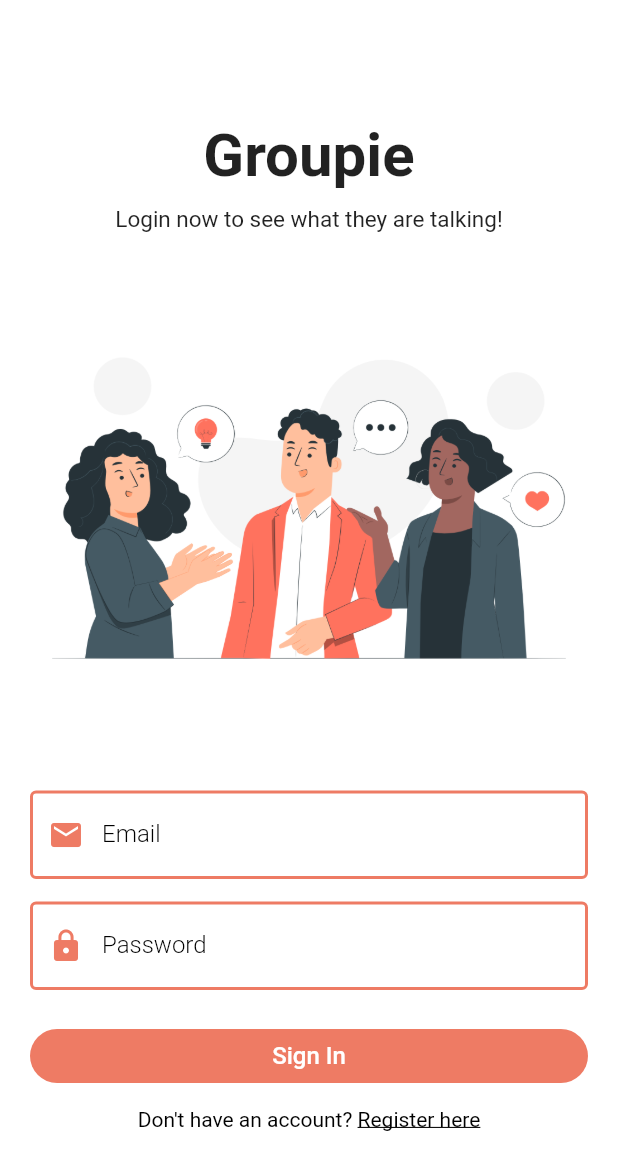
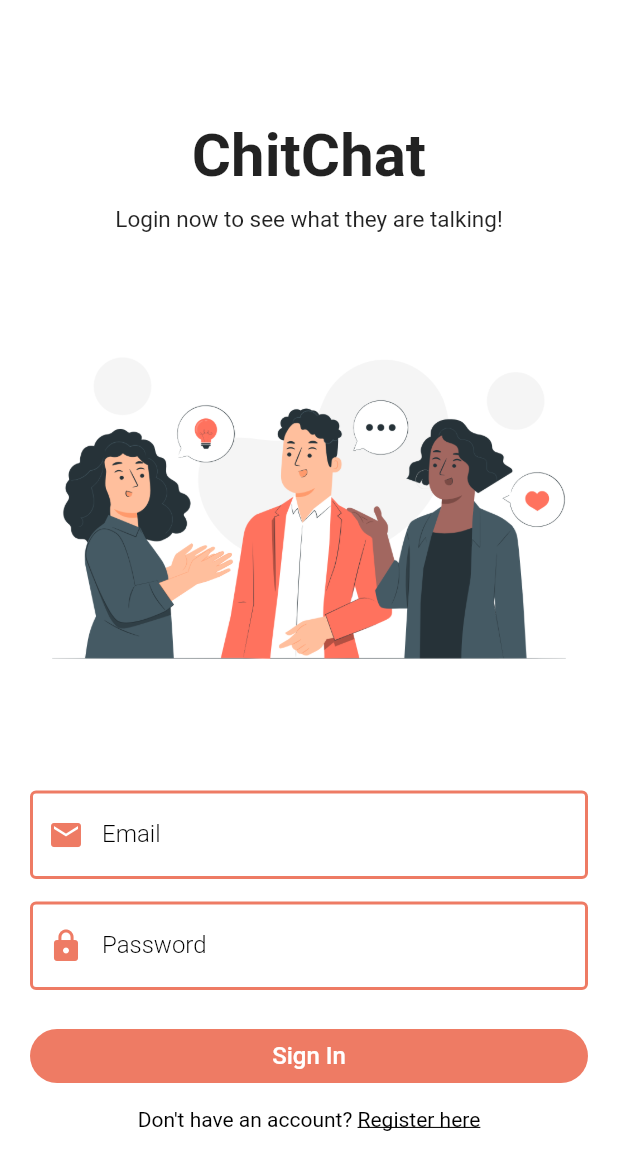
Before and after one commit to amegh-ts/chatapp, a Flutter app: the screen it shows after launch, on a phone screen of 412 x 824 dp. Shown: the top 1170 px of the screen. Run offline on Flutter 3.47's test engine with Material 2 defaults, Android fonts, the phone set to English and light mode, and no system bars; our stand-ins replace cloud_firestore, firebase_auth, firebase_core, shared_preferences; missing offline and left inert: cloud_firestore_web, firebase_auth_web, firebase_core_web, shared_preferences_web; accounts and stored records are empty.

Commit message:
Version 0.2

```diff
--- a/lib/pages/auth/login_page.dart
+++ b/lib/pages/auth/login_page.dart
@@ -42,7 +42,7 @@ class _LoginPageState extends State<LoginPage> {
                       crossAxisAlignment: CrossAxisAlignment.center,
                       children: <Widget>[
                         const Text(
-                          "Groupie",
+                          "ChitChat",
                           style: TextStyle(
                               fontSize: 40, fontWeight: FontWeight.bold),
                         ),
```
